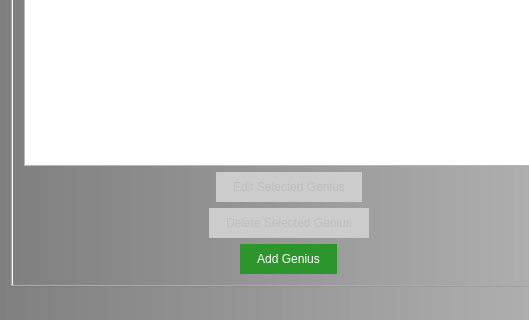
The window that mainwindow.ui (danielm15/VLN1-2016-Hopur_16) describes before a commit, drawn with Qt 5; both pictures show x 0 to 529 and y 204 to 524 of the 1114 by 524 pixel window.
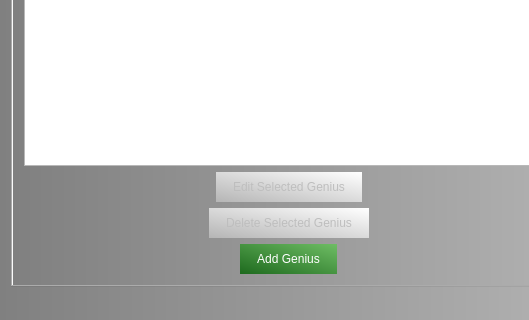
The same window after the commit. The open tabs and pages were chosen to show the change. Icons and pictures are not drawn.

Commit message: Added gradient to buttons

What changed in the file:
```diff
--- a/mainwindow.ui
+++ b/mainwindow.ui
@@ -94,15 +94,15 @@
             </property>
             <property name="styleSheet">
              <string notr="true">#editButtonGenius {
+	background-color: qlineargradient(spread:pad, x1:0, y1:1, x2:1, y2:0, stop:0 rgba(181, 181, 181, 255), stop:1 rgba(255, 255, 255, 255));
 	padding: 6px 15px;
-	background-color: rgb(204, 204, 204);
 	border: 2px solid;
 	border-color: transparent;
 	border-radius: 16px;
 }
 #editButtonGenius::enabled {
-	background-color: rgb(32, 32, 113);
-	color: rgb(255, 255 ,255);
+	color: white;
+	background-color: qlineargradient(spread:pad, x1:0, y1:1, x2:1, y2:0, stop:0.0149254 rgba(33, 33, 113, 255), stop:1 rgba(136, 175, 255, 255));
 }
 
 #editButtonGenius::enabled::hover {
@@ -122,15 +122,15 @@
             <property name="styleSheet">
              <string notr="true">#pushButtonDeleteGenius {
 	padding: 6px 15px;
-	background-color: rgb(204, 204, 204);
+	background-color: qlineargradient(spread:pad, x1:0, y1:1, x2:1, y2:0, stop:0 rgba(181, 181, 181, 255), stop:1 rgba(255, 255, 255, 255));
 	border: 2px solid;
 	border-color: transparent;
 	border-radius: 16px;
 }
 
 #pushButtonDeleteGenius::enabled {
-	background-color: rgb(117, 34, 34);
-	color: rgb(255, 255 ,255);
+	background-color: qlineargradient(spread:pad, x1:0, y1:1, x2:1, y2:0, stop:0 rgba(117, 34, 34, 255), stop:1 rgba(255, 48, 48, 255));
+	color: white;
 }
 
 #pushButtonDeleteGenius::enabled::hover {
@@ -145,9 +145,9 @@
           <item alignment="Qt::AlignHCenter">
            <widget class="QPushButton" name="pushButtonAddGenius">
             <property name="styleSheet">
-             <string notr="true">#pushButtonAddGenius {
+             <string notr="true">#pushButtonAddGenius{
 	color: rgb(255, 255, 255);
-	background-color: rgb(44, 150, 44);
+	background-color: qlineargradient(spread:pad, x1:0, y1:1, x2:1, y2:0, stop:0.0149254 rgba(31, 107, 31, 255), stop:1 rgba(110, 189, 100, 255));
 	padding: 6px 15px;
 	border: 2px solid;
 	border-color: transparent;
```
Left out of the diff: 37 changed lines with no effect on the pictures. The commit also changes 5 other files.
